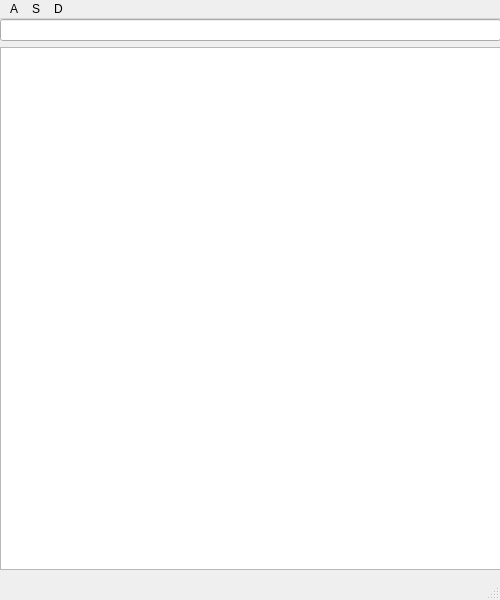
Qt form Xnotev3/ui/20220802_01.ui (APXtt/XNote) before a commit.
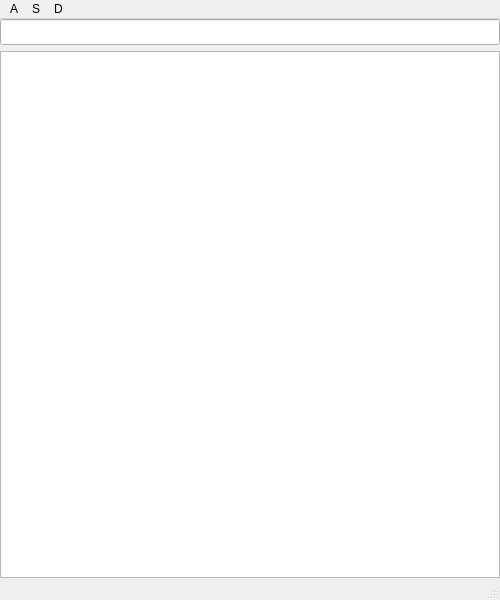
The same form after that commit.

Diff of the .ui file:
```diff
--- a/Xnotev3/ui/20220802_01.ui
+++ b/Xnotev3/ui/20220802_01.ui
@@ -2,6 +2,9 @@
 <ui version="4.0">
  <class>XNote</class>
  <widget class="QMainWindow" name="XNote">
+  <property name="enabled">
+   <bool>true</bool>
+  </property>
   <property name="geometry">
    <rect>
     <x>0</x>
@@ -11,27 +14,65 @@
    </rect>
   </property>
   <property name="windowTitle">
-   <string>MainWindow</string>
+   <string>XNote</string>
+  </property>
+  <property name="tabShape">
+   <enum>QTabWidget::Rounded</enum>
   </property>
   <widget class="QWidget" name="centralwidget">
-   <widget class="QWidget" name="gridLayoutWidget">
-    <property name="geometry">
-     <rect>
-      <x>0</x>
-      <y>0</y>
-      <width>501</width>
-      <height>551</height>
-     </rect>
+   <layout class="QGridLayout" name="gridLayout_2">
+    <property name="leftMargin">
+     <number>0</number>
     </property>
-    <layout class="QGridLayout" name="gridLayout">
-     <item row="0" column="0">
-      <widget class="QLineEdit" name="lineEdit"/>
-     </item>
-     <item row="1" column="0">
-      <widget class="QTextEdit" name="textEdit"/>
-     </item>
-    </layout>
-   </widget>
+    <property name="topMargin">
+     <number>0</number>
+    </property>
+    <property name="rightMargin">
+     <number>0</number>
+    </property>
+    <property name="bottomMargin">
+     <number>0</number>
+    </property>
+    <item row="0" column="0">
+     <layout class="QGridLayout" name="gridLayout">
+      <property name="leftMargin">
+       <number>0</number>
+      </property>
+      <item row="0" column="0">
+       <widget class="QLineEdit" name="lineEdit">
+        <property name="font">
+         <font>
+          <family>굴림</family>
+          <pointsize>10</pointsize>
+         </font>
+        </property>
+        <property name="styleSheet">
+         <string notr="true"/>
+        </property>
+        <property name="frame">
+         <bool>true</bool>
+        </property>
+       </widget>
+      </item>
+      <item row="1" column="0">
+       <widget class="QTextEdit" name="textEdit">
+        <property name="font">
+         <font>
+          <family>굴림</family>
+          <pointsize>11</pointsize>
+         </font>
+        </property>
+        <property name="styleSheet">
+         <string notr="true"/>
+        </property>
+        <property name="frameShape">
+         <enum>QFrame::StyledPanel</enum>
+        </property>
+       </widget>
+      </item>
+     </layout>
+    </item>
+   </layout>
   </widget>
   <widget class="QMenuBar" name="menubar">
    <property name="geometry">
```
